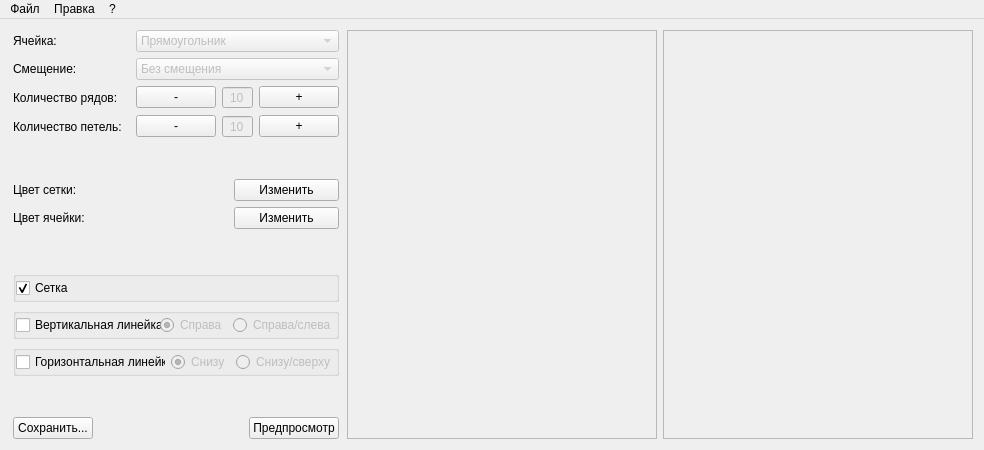
This is mainwindow.ui in MegaSamuel/PatternDraw as Qt 5 draws it before an edit. The edited form follows.
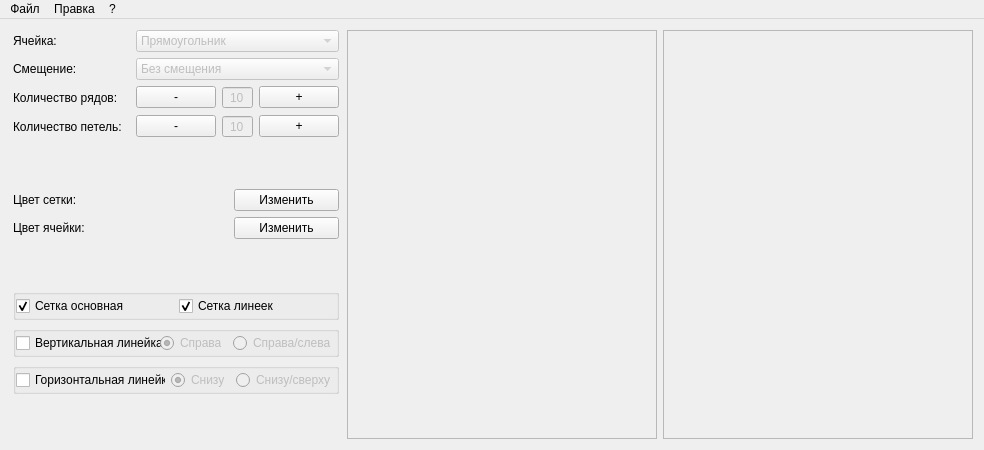
This is the edited form. Custom widgets are drawn as their Qt base class.

Commit message: ft-hide-obsolete : отдельная настройка сетки для линеек

```diff
--- a/mainwindow.ui
+++ b/mainwindow.ui
@@ -397,7 +397,17 @@
             <item>
              <widget class="QCheckBox" name="checkBoxGrid">
               <property name="text">
-               <string>Сетка</string>
+               <string>Сетка основная</string>
+              </property>
+              <property name="checked">
+               <bool>true</bool>
+              </property>
+             </widget>
+            </item>
+            <item>
+             <widget class="QCheckBox" name="checkBoxGridRuler">
+              <property name="text">
+               <string>Сетка линеек</string>
               </property>
               <property name="checked">
                <bool>true</bool>
@@ -482,49 +492,6 @@
          </property>
         </spacer>
        </item>
-       <item>
-        <layout class="QHBoxLayout" name="horizontalLayout">
-         <property name="leftMargin">
-          <number>2</number>
-         </property>
-         <property name="rightMargin">
-          <number>2</number>
-         </property>
-         <item>
-          <widget class="QPushButton" name="btnSave">
-           <property name="toolTip">
-            <string>&lt;html&gt;&lt;head/&gt;&lt;body&gt;&lt;p&gt;Сохранение изображения&lt;/p&gt;&lt;/body&gt;&lt;/html&gt;</string>
-           </property>
-           <property name="text">
-            <string>Сохранить...</string>
-           </property>
-          </widget>
-         </item>
-         <item>
-          <spacer name="horizontalSpacer">
-           <property name="orientation">
-            <enum>Qt::Horizontal</enum>
-           </property>
-           <property name="sizeHint" stdset="0">
-            <size>
-             <width>40</width>
-             <height>20</height>
-            </size>
-           </property>
-          </spacer>
-         </item>
-         <item>
-          <widget class="QPushButton" name="btnPreview">
-           <property name="toolTip">
-            <string>&lt;html&gt;&lt;head/&gt;&lt;body&gt;&lt;p&gt;Предпросмотр изображения&lt;/p&gt;&lt;/body&gt;&lt;/html&gt;</string>
-           </property>
-           <property name="text">
-            <string>Предпросмотр</string>
-           </property>
-          </widget>
-         </item>
-        </layout>
-       </item>
       </layout>
      </widget>
     </item>
```
The commit also changes 5 other files.
